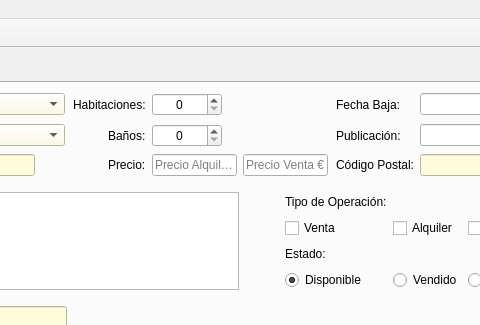
AmarinoLama/desarrolloInterfaces_Proyecto, file templates/venPrincipal.ui: the form before one commit; both pictures show x 706 to 1186 and y 0 to 325 of the 1302 by 841 pixel window.
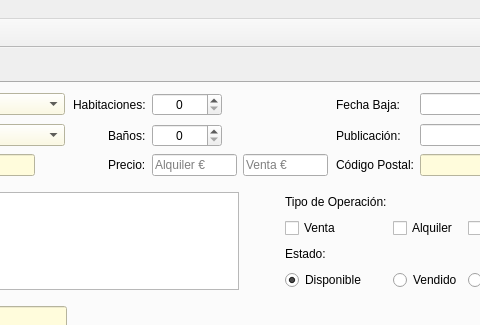
The form after the commit. Icons and pictures are not drawn.

```diff
--- a/templates/venPrincipal.ui
+++ b/templates/venPrincipal.ui
@@ -771,7 +771,7 @@
                </size>
               </property>
               <property name="placeholderText">
-               <string>Precio Venta €</string>
+               <string>Venta €</string>
               </property>
              </widget>
             </item>
@@ -796,7 +796,7 @@
                <string/>
               </property>
               <property name="placeholderText">
-               <string>Precio Alquiler €</string>
+               <string>Alquiler €</string>
               </property>
              </widget>
             </item>
```
